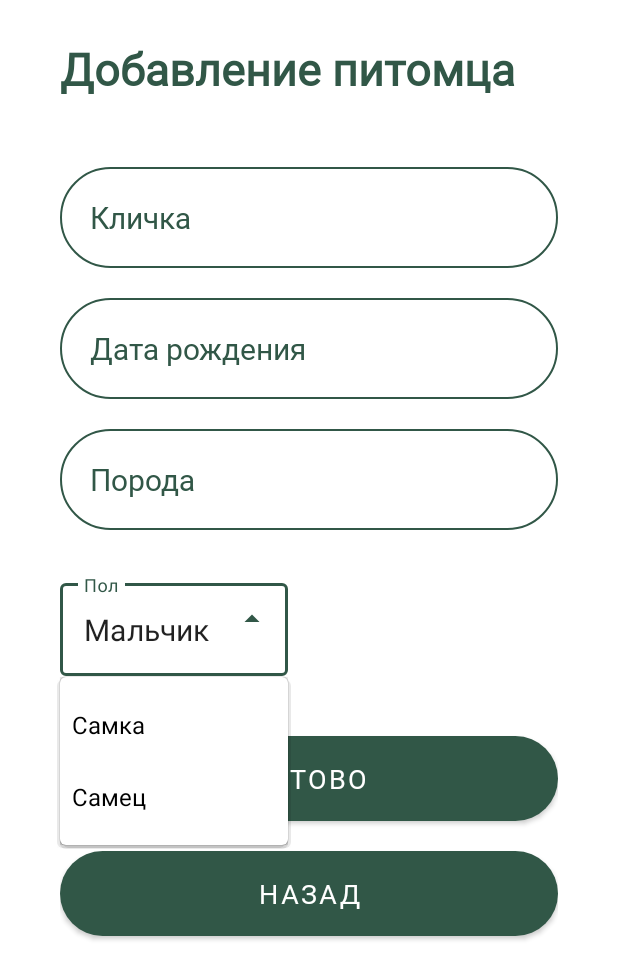
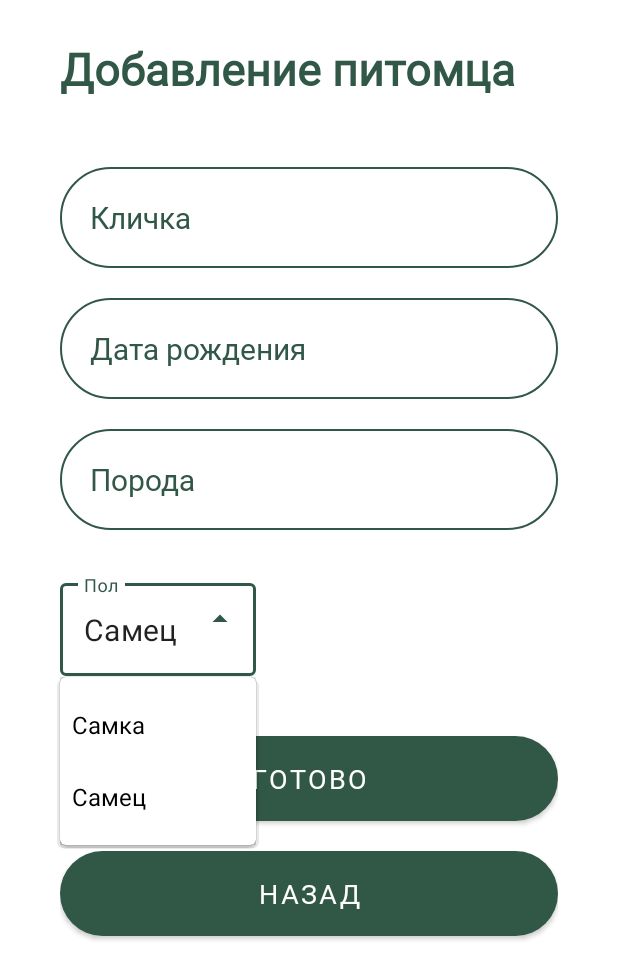
Before and after one commit to polyafedosova/TP-5.2-5, an Android app: the fragment DogAddFragment shown on its own in the app's theme, after a tap on an icon or button, on a phone screen of 412 x 824 dp. Shown: the top 979 px of the screen. Run offline under Robolectric (Android 15) with nearby library versions, the phone set to English and light mode, and no system bars.

```diff
--- a/client/app/src/main/res/layout/fragment_dog_add.xml
+++ b/client/app/src/main/res/layout/fragment_dog_add.xml
@@ -84,7 +84,7 @@
                     android:layout_height="wrap_content"
                     android:inputType="none"
                     android:layout_gravity="center"
-                    android:text="Мальчик"
+                    android:text="Самец"
                     android:textSize="20sp"
                     tools:ignore="LabelFor"/>
 
--- a/client/app/src/main/res/layout/fragment_edit_dog.xml
+++ b/client/app/src/main/res/layout/fragment_edit_dog.xml
@@ -83,7 +83,7 @@
                     android:layout_width="wrap_content"
                     android:layout_height="wrap_content"
                     android:inputType="none"
-                    android:text="Мальчик"
+                    android:text="Самец"
                     android:textSize="20sp"
                     tools:ignore="LabelFor"/>
 
```
